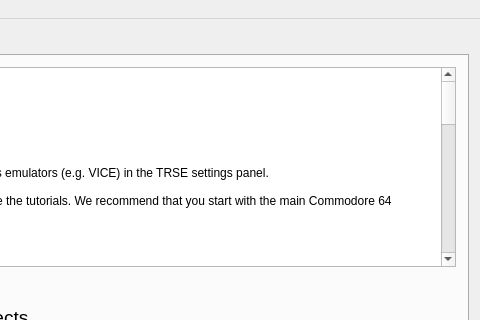
Qt form mainwindow.ui (leuat/TRSE) before a commit; both pictures show x 900 to 1380 and y 0 to 320 of the 1380 by 720 pixel window.
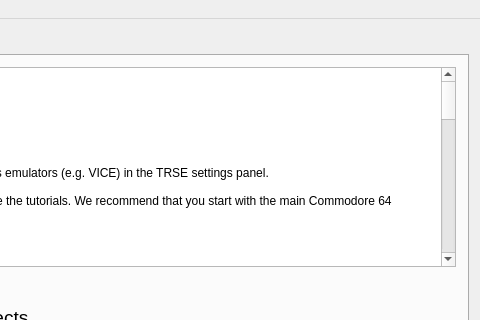
The same form after that commit. Icons and pictures are not drawn.

Commit message: Help crash bugfix

What changed in the file:
```diff
--- a/mainwindow.ui
+++ b/mainwindow.ui
@@ -256,26 +256,27 @@
 &lt;p style=&quot; margin-top:0px; margin-bottom:0px; margin-left:0px; margin-right:0px; -qt-block-indent:0; text-indent:0px;&quot;&gt;&lt;span style=&quot; font-family:'Noto Sans'; font-size:9pt; font-weight:600;&quot;&gt;Changelog from 0.08&lt;/span&gt;&lt;/p&gt;
 &lt;ul style=&quot;margin-top: 0px; margin-bottom: 0px; margin-left: 0px; margin-right: 0px; -qt-list-indent: 1;&quot;&gt;&lt;li style=&quot; font-family:'Noto Sans'; font-size:9pt;&quot; style=&quot; margin-top:12px; margin-bottom:0px; margin-left:0px; margin-right:0px; -qt-block-indent:0; text-indent:0px;&quot;&gt;Tutorials/Help&lt;/li&gt;
 &lt;ul style=&quot;margin-top: 0px; margin-bottom: 0px; margin-left: 0px; margin-right: 0px; -qt-list-indent: 2;&quot;&gt;&lt;li style=&quot; font-family:'Noto Sans'; font-size:9pt;&quot; style=&quot; margin-top:0px; margin-bottom:0px; margin-left:0px; margin-right:0px; -qt-block-indent:0; text-indent:0px;&quot;&gt;X86 DOS (8086) tutorials&lt;/li&gt;
-&lt;li style=&quot; font-family:'Noto Sans'; font-size:9pt;&quot; style=&quot; margin-top:0px; margin-bottom:0px; margin-left:0px; margin-right:0px; -qt-block-indent:0; text-indent:0px;&quot;&gt;VBM Tutorials (Vic Bitmap Mode)&lt;/li&gt;
+&lt;li style=&quot; font-family:'Noto Sans'; font-size:9pt;&quot; style=&quot; margin-top:0px; margin-bottom:0px; margin-left:0px; margin-right:0px; -qt-block-indent:0; text-indent:0px;&quot;&gt;VBM Tutorials (VIC-20 Bitmap Mode)&lt;/li&gt;
 &lt;li style=&quot; font-family:'Noto Sans'; font-size:9pt;&quot; style=&quot; margin-top:0px; margin-bottom:0px; margin-left:0px; margin-right:0px; -qt-block-indent:0; text-indent:0px;&quot;&gt;C64 tutorials&lt;/li&gt;
 &lt;li style=&quot; font-family:'Noto Sans'; font-size:9pt;&quot; style=&quot; margin-top:0px; margin-bottom:0px; margin-left:0px; margin-right:0px; -qt-block-indent:0; text-indent:0px;&quot;&gt;NES tutorials&lt;/li&gt;
 &lt;li style=&quot; font-family:'Noto Sans'; font-size:9pt;&quot; style=&quot; margin-top:0px; margin-bottom:0px; margin-left:0px; margin-right:0px; -qt-block-indent:0; text-indent:0px;&quot;&gt;OK64 tutorials + included by default&lt;/li&gt;
 &lt;li style=&quot; font-family:'Noto Sans'; font-size:9pt;&quot; style=&quot; margin-top:0px; margin-bottom:0px; margin-left:0px; margin-right:0px; -qt-block-indent:0; text-indent:0px;&quot;&gt;Added 7 PET tutorials&lt;/li&gt;
 &lt;li style=&quot; font-family:'Noto Sans'; font-size:9pt;&quot; style=&quot; margin-top:0px; margin-bottom:0px; margin-left:0px; margin-right:0px; -qt-block-indent:0; text-indent:0px;&quot;&gt;Two new text string tutorials (in easy, intermediate)&lt;/li&gt;
 &lt;li style=&quot; font-family:'Noto Sans'; font-size:9pt;&quot; style=&quot; margin-top:0px; margin-bottom:0px; margin-left:0px; margin-right:0px; -qt-block-indent:0; text-indent:0px;&quot;&gt;Petscii compressed .TRM animation tutorial&lt;/li&gt;
-&lt;li style=&quot; font-family:'Noto Sans'; font-size:9pt;&quot; style=&quot; margin-top:0px; margin-bottom:0px; margin-left:0px; margin-right:0px; -qt-block-indent:0; text-indent:0px;&quot;&gt;Text-based adenture, C64 and soon VIC-20&lt;/li&gt;&lt;/ul&gt;
+&lt;li style=&quot; font-family:'Noto Sans'; font-size:9pt;&quot; style=&quot; margin-top:0px; margin-bottom:0px; margin-left:0px; margin-right:0px; -qt-block-indent:0; text-indent:0px;&quot;&gt;Text-based adenture, C64 &lt;/li&gt;&lt;/ul&gt;
 &lt;p style=&quot;-qt-paragraph-type:empty; margin-top:0px; margin-bottom:0px; margin-left:0px; margin-right:0px; -qt-block-indent:0; text-indent:0px; font-family:'Noto Sans'; font-size:9pt;&quot;&gt;&lt;br /&gt;&lt;/p&gt;
 &lt;li style=&quot; font-family:'Noto Sans'; font-size:9pt;&quot; style=&quot; margin-top:0px; margin-bottom:0px; margin-left:0px; margin-right:0px; -qt-block-indent:0; text-indent:0px;&quot;&gt;Compiler:	&lt;/li&gt;
-&lt;ul style=&quot;margin-top: 0px; margin-bottom: 0px; margin-left: 0px; margin-right: 0px; -qt-list-indent: 2;&quot;&gt;&lt;li style=&quot; font-family:'Noto Sans'; font-size:9pt;&quot; style=&quot; margin-top:0px; margin-bottom:0px; margin-left:0px; margin-right:0px; -qt-block-indent:0; text-indent:0px;&quot;&gt;Basic X86 DOS support w/ tutorials&lt;/li&gt;
+&lt;ul style=&quot;margin-top: 0px; margin-bottom: 0px; margin-left: 0px; margin-right: 0px; -qt-list-indent: 2;&quot;&gt;&lt;li style=&quot; font-family:'Noto Sans'; font-size:9pt;&quot; style=&quot; margin-top:0px; margin-bottom:0px; margin-left:0px; margin-right:0px; -qt-block-indent:0; text-indent:0px;&quot;&gt;Basic X86 DOS support w/ tutorials. Compiler still in alpha.&lt;/li&gt;
 &lt;li style=&quot; font-family:'Noto Sans'; font-size:9pt;&quot; style=&quot; margin-top:0px; margin-bottom:0px; margin-left:0px; margin-right:0px; -qt-block-indent:0; text-indent:0px;&quot;&gt;&amp;quot;Length&amp;quot; parser method - returns the length of an array (# elements)&lt;/li&gt;
-&lt;li style=&quot; font-family:'Noto Sans'; font-size:9pt;&quot; style=&quot; margin-top:0px; margin-bottom:0px; margin-left:0px; margin-right:0px; -qt-block-indent:0; text-indent:0px;&quot;&gt;Parser accepts more advanced constant expressions&lt;/li&gt;
-&lt;li style=&quot; font-family:'Noto Sans'; font-size:9pt;&quot; style=&quot; margin-top:0px; margin-bottom:0px; margin-left:0px; margin-right:0px; -qt-block-indent:0; text-indent:0px;&quot;&gt;WaitForVerticalBlank C64 method added&lt;/li&gt;
-&lt;li style=&quot; font-family:'Noto Sans'; font-size:9pt;&quot; style=&quot; margin-top:0px; margin-bottom:0px; margin-left:0px; margin-right:0px; -qt-block-indent:0; text-indent:0px;&quot;&gt;SetScreenLocation (C64)&lt;/li&gt;
+&lt;li style=&quot; font-family:'Noto Sans'; font-size:9pt;&quot; style=&quot; margin-top:0px; margin-bottom:0px; margin-left:0px; margin-right:0px; -qt-block-indent:0; text-indent:0px;&quot;&gt;Parser accepts more advanced constant expressions (JS compiler)&lt;/li&gt;
+&lt;li style=&quot; font-family:'Noto Sans'; font-size:9pt;&quot; style=&quot; margin-top:0px; margin-bottom:0px; margin-left:0px; margin-right:0px; -qt-block-indent:0; text-indent:0px;&quot;&gt;New post-processing optimizations&lt;/li&gt;
+&lt;li style=&quot; font-family:'Noto Sans'; font-size:9pt;&quot; style=&quot; margin-top:0px; margin-bottom:0px; margin-left:0px; margin-right:0px; -qt-block-indent:0; text-indent:0px;&quot;&gt;Integer bugfixes, so many other bugfixes&lt;/li&gt;
+&lt;li style=&quot; font-family:'Noto Sans'; font-size:9pt;&quot; style=&quot; margin-top:0px; margin-bottom:0px; margin-left:0px; margin-right:0px; -qt-block-indent:0; text-indent:0px;&quot;&gt;Huge amount of new methods, both for the 6502 / system specific&lt;/li&gt;
 &lt;li style=&quot; font-family:'Noto Sans'; font-size:9pt;&quot; style=&quot; margin-top:0px; margin-bottom:0px; margin-left:0px; margin-right:0px; -qt-block-indent:0; text-indent:0px;&quot;&gt;constants work in array and incbin declarations&lt;/li&gt;
 &lt;li style=&quot; font-family:'Noto Sans'; font-size:9pt;&quot; style=&quot; margin-top:0px; margin-bottom:0px; margin-left:0px; margin-right:0px; -qt-block-indent:0; text-indent:0px;&quot;&gt;constant address variables: &amp;quot;var a:byte at $D020;&amp;quot; &lt;/li&gt;
 &lt;li style=&quot; font-family:'Noto Sans'; font-size:9pt;&quot; style=&quot; margin-top:0px; margin-bottom:0px; margin-left:0px; margin-right:0px; -qt-block-indent:0; text-indent:0px;&quot;&gt;String methods: strCmp, strSplit, strToUpper, strToLower, strGetFromIndex&lt;/li&gt;
 &lt;li style=&quot; font-family:'Noto Sans'; font-size:9pt;&quot; style=&quot; margin-top:0px; margin-bottom:0px; margin-left:0px; margin-right:0px; -qt-block-indent:0; text-indent:0px;&quot;&gt;Keyboard input key:=getKey();&lt;/li&gt;
-&lt;li style=&quot; font-family:'Noto Sans'; font-size:9pt;&quot; style=&quot; margin-top:0px; margin-bottom:0px; margin-left:0px; margin-right:0px; -qt-block-indent:0; text-indent:0px;&quot;&gt;TRSE Command-line interface &amp;quot;clasc&amp;quot; implemented, stand-alone command-line assembler/compiler. &lt;/li&gt;
+&lt;li style=&quot; font-family:'Noto Sans'; font-size:9pt;&quot; style=&quot; margin-top:0px; margin-bottom:0px; margin-left:0px; margin-right:0px; -qt-block-indent:0; text-indent:0px;&quot;&gt;TRSE Command-line interface &amp;quot;trm&amp;quot; implemented, stand-alone command-line assembler/compiler. &lt;/li&gt;
 &lt;li style=&quot; font-family:'Noto Sans'; font-size:9pt;&quot; style=&quot; margin-top:0px; margin-bottom:0px; margin-left:0px; margin-right:0px; -qt-block-indent:0; text-indent:0px;&quot;&gt;Writing &amp;quot;#P42;&amp;quot; in a string will result in replacing the phrase with character 42. No zeroes before the number. Useful for filenames etc.&lt;/li&gt;
 &lt;li style=&quot; font-family:'Noto Sans'; font-size:9pt;&quot; style=&quot; margin-top:0px; margin-bottom:0px; margin-left:0px; margin-right:0px; -qt-block-indent:0; text-indent:0px;&quot;&gt;Optimizations in various methods (spritepos, spriteloc, poke)&lt;/li&gt;
 &lt;li style=&quot; font-family:'Noto Sans'; font-size:9pt;&quot; style=&quot; margin-top:0px; margin-bottom:0px; margin-left:0px; margin-right:0px; -qt-block-indent:0; text-indent:0px;&quot;&gt;Some bugfixes in the post-optimizations&lt;/li&gt;
@@ -283,18 +284,24 @@
 &lt;li style=&quot; font-family:'Noto Sans'; font-size:9pt;&quot; style=&quot; margin-top:0px; margin-bottom:0px; margin-left:0px; margin-right:0px; -qt-block-indent:0; text-indent:0px;&quot;&gt;XOR (exclusive or) implemented : a:=a XOR (2*b); etc&lt;/li&gt;
 &lt;li style=&quot; font-family:'Noto Sans'; font-size:9pt;&quot; style=&quot; margin-top:0px; margin-bottom:0px; margin-left:0px; margin-right:0px; -qt-block-indent:0; text-indent:0px;&quot;&gt;SHR / SHL implemented (shift left, shift right). Synonymous with &amp;gt;&amp;gt; and &amp;lt;&amp;lt;&lt;/li&gt;
 &lt;li style=&quot; font-family:'Noto Sans'; font-size:9pt;&quot; style=&quot; margin-top:0px; margin-bottom:0px; margin-left:0px; margin-right:0px; -qt-block-indent:0; text-indent:0px;&quot;&gt;@export preprocessor for automatic binary exporting .flf image files to binaries on build&lt;/li&gt;&lt;/ul&gt;
-&lt;li style=&quot; font-family:'Noto Sans'; font-size:9pt;&quot; style=&quot; margin-top:0px; margin-bottom:0px; margin-left:0px; margin-right:0px; -qt-block-indent:0; text-indent:0px;&quot;&gt;Methods&lt;/li&gt;
-&lt;ul style=&quot;margin-top: 0px; margin-bottom: 0px; margin-left: 0px; margin-right: 0px; -qt-list-indent: 2;&quot;&gt;&lt;li style=&quot; font-family:'Noto Sans'; font-size:9pt;&quot; style=&quot; margin-top:0px; margin-bottom:0px; margin-left:0px; margin-right:0px; -qt-block-indent:0; text-indent:0px;&quot;&gt;lots of OK64 stuff&lt;/li&gt;&lt;/ul&gt;
 &lt;p style=&quot;-qt-paragraph-type:empty; margin-top:0px; margin-bottom:0px; margin-left:0px; margin-right:0px; -qt-block-indent:1; text-indent:0px; font-family:'Noto Sans'; font-size:9pt;&quot;&gt;&lt;br /&gt;&lt;/p&gt;
 &lt;li style=&quot; font-family:'Noto Sans'; font-size:9pt;&quot; style=&quot; margin-top:0px; margin-bottom:0px; margin-left:0px; margin-right:0px; -qt-block-indent:0; text-indent:0px;&quot;&gt;Editor &lt;/li&gt;
 &lt;ul style=&quot;margin-top: 0px; margin-bottom: 0px; margin-left: 0px; margin-right: 0px; -qt-list-indent: 2;&quot;&gt;&lt;li style=&quot; font-family:'Noto Sans'; font-size:9pt;&quot; style=&quot; margin-top:0px; margin-bottom:0px; margin-left:0px; margin-right:0px; -qt-block-indent:0; text-indent:0px;&quot;&gt;Image editor complete overhaul&lt;/li&gt;
+&lt;li style=&quot; font-family:'Noto Sans'; font-size:9pt;&quot; style=&quot; margin-top:0px; margin-bottom:0px; margin-left:0px; margin-right:0px; -qt-block-indent:0; text-indent:0px;&quot;&gt;NES file systems&lt;/li&gt;
+&lt;li style=&quot; font-family:'Noto Sans'; font-size:9pt;&quot; style=&quot; margin-top:0px; margin-bottom:0px; margin-left:0px; margin-right:0px; -qt-block-indent:0; text-indent:0px;&quot;&gt;Image editor export system&lt;/li&gt;
+&lt;li style=&quot; font-family:'Noto Sans'; font-size:9pt;&quot; style=&quot; margin-top:0px; margin-bottom:0px; margin-left:0px; margin-right:0px; -qt-block-indent:0; text-indent:0px;&quot;&gt;New &amp;quot;New Image&amp;quot; dialog&lt;/li&gt;
+&lt;li style=&quot; font-family:'Noto Sans'; font-size:9pt;&quot; style=&quot; margin-top:0px; margin-bottom:0px; margin-left:0px; margin-right:0px; -qt-block-indent:0; text-indent:0px;&quot;&gt;New &amp;quot;New Project&amp;quot; template system with example starter projects etc&lt;/li&gt;
+&lt;li style=&quot; font-family:'Noto Sans'; font-size:9pt;&quot; style=&quot; margin-top:0px; margin-bottom:0px; margin-left:0px; margin-right:0px; -qt-block-indent:0; text-indent:0px;&quot;&gt;Help text&lt;/li&gt;
+&lt;li style=&quot; font-family:'Noto Sans'; font-size:9pt;&quot; style=&quot; margin-top:0px; margin-bottom:0px; margin-left:0px; margin-right:0px; -qt-block-indent:0; text-indent:0px;&quot;&gt;Lots of lesser improvements, settings&lt;/li&gt;
 &lt;li style=&quot; font-family:'Noto Sans'; font-size:9pt;&quot; style=&quot; margin-top:0px; margin-bottom:0px; margin-left:0px; margin-right:0px; -qt-block-indent:0; text-indent:0px;&quot;&gt;&amp;quot;Go to project directory&amp;quot; button&lt;/li&gt;
 &lt;li style=&quot; font-family:'Noto Sans'; font-size:9pt;&quot; style=&quot; margin-top:0px; margin-bottom:0px; margin-left:0px; margin-right:0px; -qt-block-indent:0; text-indent:0px;&quot;&gt;User-defined procedures syntax highlighting&lt;/li&gt;
 &lt;li style=&quot; font-family:'Noto Sans'; font-size:9pt;&quot; style=&quot; margin-top:0px; margin-bottom:0px; margin-left:0px; margin-right:0px; -qt-block-indent:0; text-indent:0px;&quot;&gt;Petscii image import&lt;/li&gt;
 &lt;li style=&quot; font-family:'Noto Sans'; font-size:9pt;&quot; style=&quot; margin-top:0px; margin-bottom:0px; margin-left:0px; margin-right:0px; -qt-block-indent:0; text-indent:0px;&quot;&gt;You can now select text editor font as well as size in the TRSE settings&lt;/li&gt;
 &lt;li style=&quot; font-family:'Noto Sans'; font-size:9pt;&quot; style=&quot; margin-top:0px; margin-bottom:0px; margin-left:0px; margin-right:0px; -qt-block-indent:0; text-indent:0px;&quot;&gt;Memory Analyzer now has individual system labels! &lt;/li&gt;&lt;/ul&gt;
 &lt;li style=&quot; font-family:'Noto Sans'; font-size:9pt;&quot; style=&quot; margin-top:0px; margin-bottom:0px; margin-left:0px; margin-right:0px; -qt-block-indent:0; text-indent:0px;&quot;&gt;Fjong: &lt;/li&gt;&lt;/ul&gt;
-&lt;ul style=&quot;margin-top: 0px; margin-bottom: 0px; margin-left: 0px; margin-right: 0px; -qt-list-indent: 2;&quot;&gt;&lt;li style=&quot; font-family:'Noto Sans'; font-size:9pt;&quot; style=&quot;-qt-paragraph-type:empty; margin-top:0px; margin-bottom:0px; margin-left:0px; margin-right:0px; -qt-block-indent:0; text-indent:0px;&quot;&gt;&lt;br /&gt;&lt;/li&gt;&lt;/ul&gt;
+&lt;ul style=&quot;margin-top: 0px; margin-bottom: 0px; margin-left: 0px; margin-right: 0px; -qt-list-indent: 2;&quot;&gt;&lt;li style=&quot; font-family:'Noto Sans'; font-size:9pt;&quot; style=&quot; margin-top:0px; margin-bottom:0px; margin-left:0px; margin-right:0px; -qt-block-indent:0; text-indent:0px;&quot;&gt;Help text&lt;/li&gt;
+&lt;li style=&quot; font-family:'Noto Sans'; font-size:9pt;&quot; style=&quot; margin-top:0px; margin-bottom:0px; margin-left:0px; margin-right:0px; -qt-block-indent:0; text-indent:0px;&quot;&gt;New tutorial&lt;/li&gt;
+&lt;li style=&quot; font-family:'Noto Sans'; font-size:9pt;&quot; style=&quot; margin-top:0px; margin-bottom:0px; margin-left:0px; margin-right:0px; -qt-block-indent:0; text-indent:0px;&quot;&gt;Optimizations and bugfixes&lt;/li&gt;&lt;/ul&gt;
 &lt;p style=&quot;-qt-paragraph-type:empty; margin-top:0px; margin-bottom:12px; margin-left:0px; margin-right:0px; -qt-block-indent:0; text-indent:0px; font-family:'Noto Sans'; font-size:9pt;&quot;&gt;&lt;br /&gt;&lt;/p&gt;&lt;/body&gt;&lt;/html&gt;</string>
                  </property>
                 </widget>
```
The commit also changes 4 other files.
